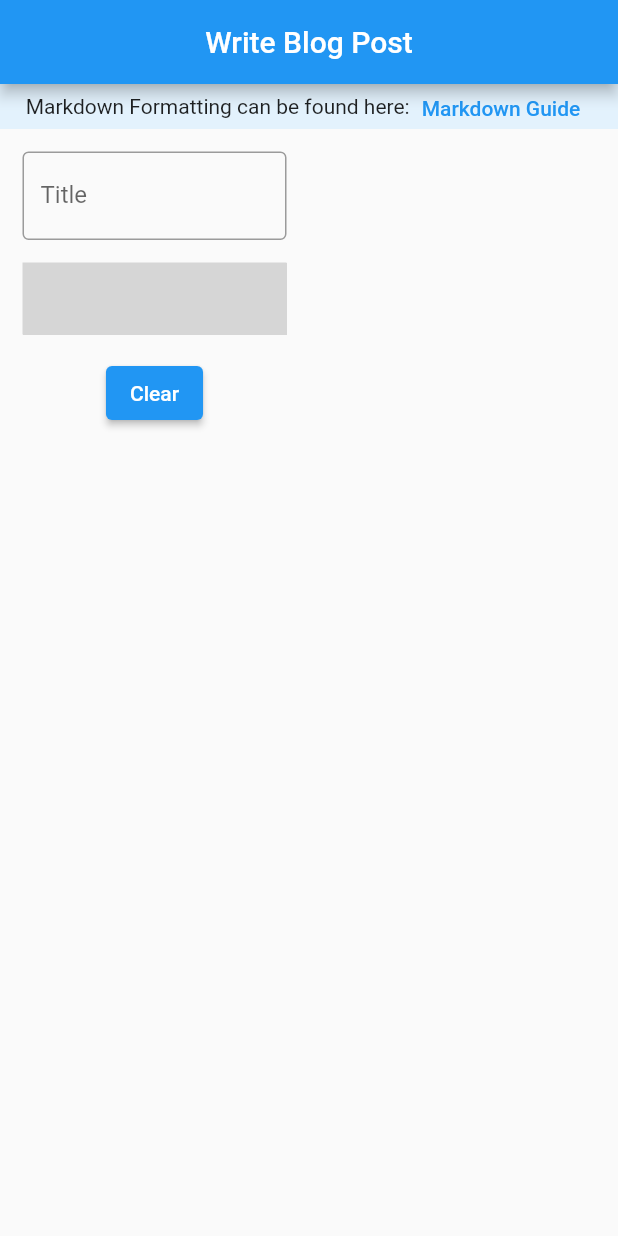
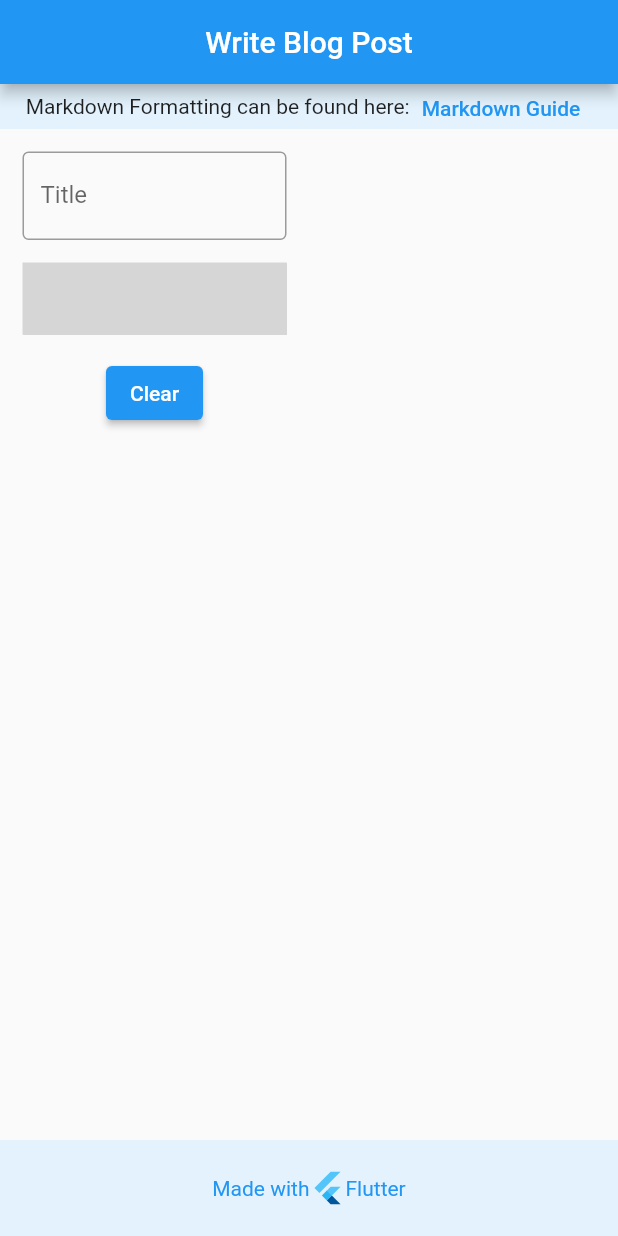
Before and after one commit to altoralba/markdown_viewer, a Flutter app: the screen it shows after launch, on a phone screen of 412 x 824 dp. Run offline on Flutter 3.47's test engine with Material 2 defaults, Android fonts, the phone set to English and light mode, and no system bars; our stand-ins replace flutter_markdown; missing offline and left inert: dart:js, markdown_editable_textinput; grey boxes are pictures that could not be loaded.

Commit message:
UI change

```diff
--- a/lib/editor.dart
+++ b/lib/editor.dart
@@ -45,12 +45,34 @@ class _EditorState extends State<Editor> {
                 ],
               ),
             ),
-            Row(
-              crossAxisAlignment: CrossAxisAlignment.start,
-              children: [
-                Expanded(flex: 1, child: markdownEditor()),
-                Expanded(flex: 1, child: markdownRender()),
-              ],
+            Expanded(
+              child: Row(
+                crossAxisAlignment: CrossAxisAlignment.start,
+                children: [
+                  Expanded(flex: 1, child: markdownEditor()),
+                  Expanded(flex: 1, child: markdownRender()),
+                ],
+              ),
+            ),
+            Container(
+              width: MediaQuery.of(context).size.width,
+              color: Theme.of(context).secondaryHeaderColor,
+              child: Padding(
+                  padding: const EdgeInsets.all(20.0),
+                  child: Row(
+                    mainAxisAlignment: MainAxisAlignment.center,
+                    children: [
+                      Text(
+                        'Made with',
+                        style: TextStyle(color: Theme.of(context).primaryColor),
+                      ),
+                      const FlutterLogo(),
+                      Text(
+                        'Flutter',
+                        style: TextStyle(color: Theme.of(context).primaryColor),
+                      )
+                    ],
+                  )),
             ),
           ],
         ),
--- a/lib/main.dart
+++ b/lib/main.dart
@@ -13,7 +13,7 @@ class MyApp extends StatelessWidget {
   Widget build(BuildContext context) {
     return MaterialApp(
       debugShowCheckedModeBanner: false,
-      title: 'Flutter Demo',
+      title: 'Markdown Viewer',
       theme: ThemeData(
         // This is the theme of your application.
         //
```
